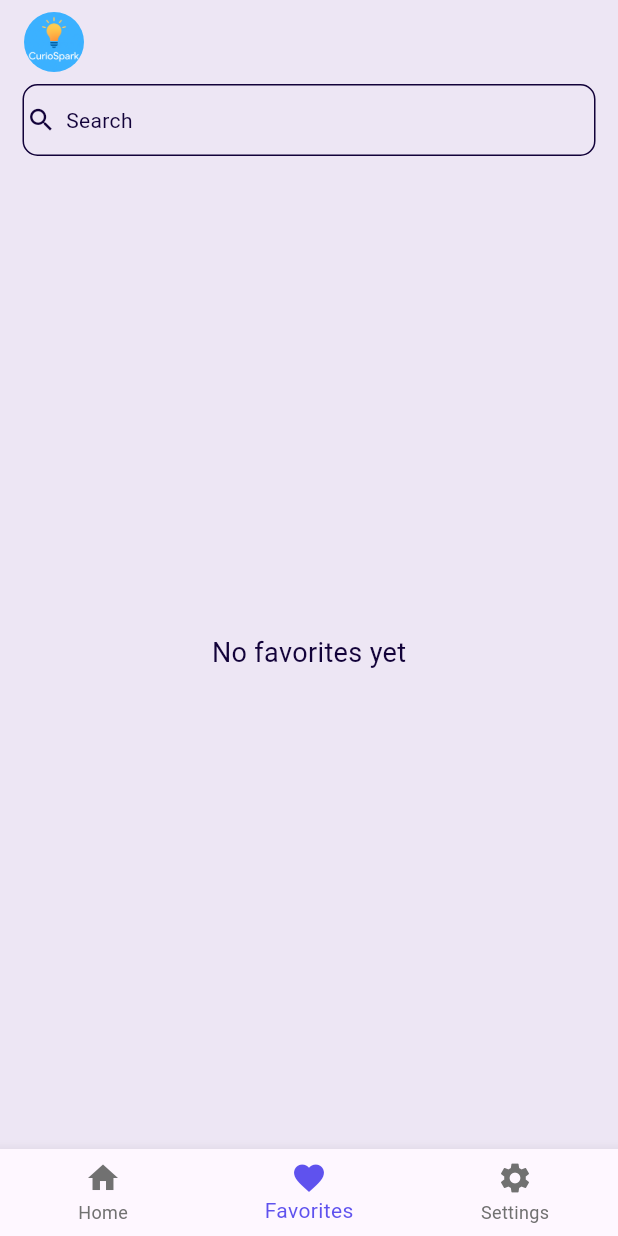
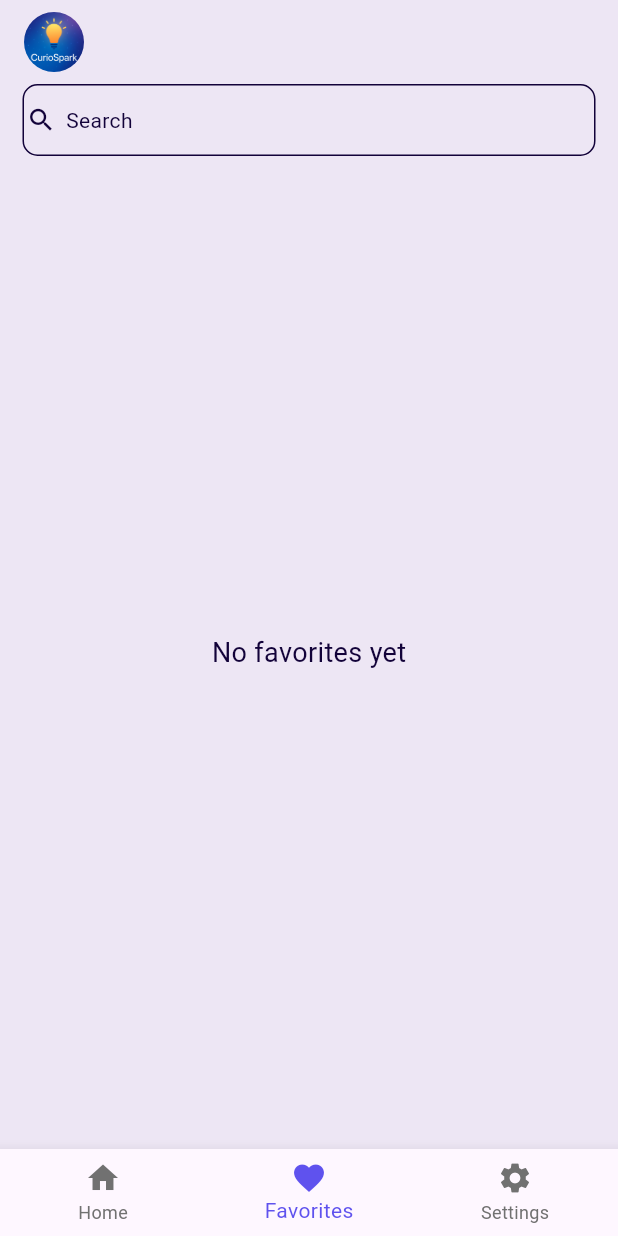
Before and after one commit to Eyad-Mostafa/curio_spark, a Flutter app: the screen it shows after launch, item 2 of the bottom bar chosen, on a phone screen of 412 x 824 dp. Run offline on Flutter 3.47's test engine with Material 3 defaults, Android fonts, the phone set to English and light mode, and no system bars; our stand-ins replace device_preview, flutter_local_notifications, hive, hive_flutter, permission_handler, rxdart and 3 more; missing offline and left inert: android_alarm_manager_plus, string_similarity; accounts and stored records are empty.

Commit message:
Update favorite screen icon to use a new image asset

```diff
--- a/lib/screens/fav.dart
+++ b/lib/screens/fav.dart
@@ -41,7 +41,7 @@ class _FavScreenState extends State<FavScreen> {
             width: 40,
             child: ClipRRect(
               borderRadius: BorderRadius.circular(20),
-              child: Image.asset('assets/images/icon/icon.png'),
+              child: Image.asset('assets/images/icon/better.png'),
             ),
           ),
         ],
```
